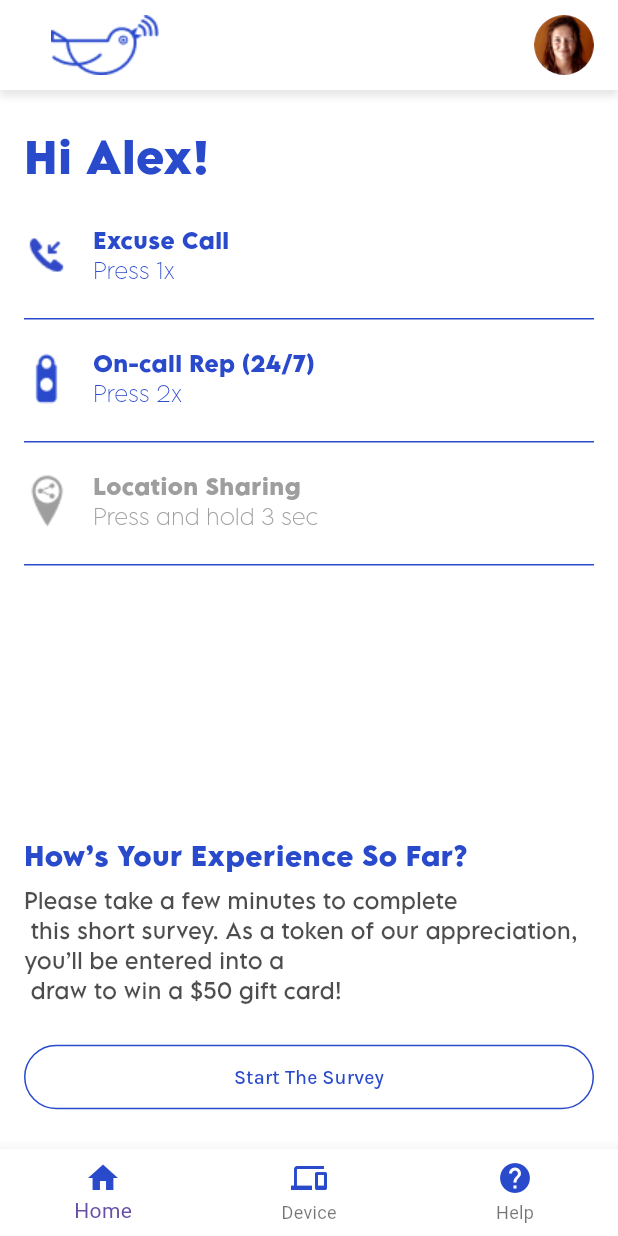
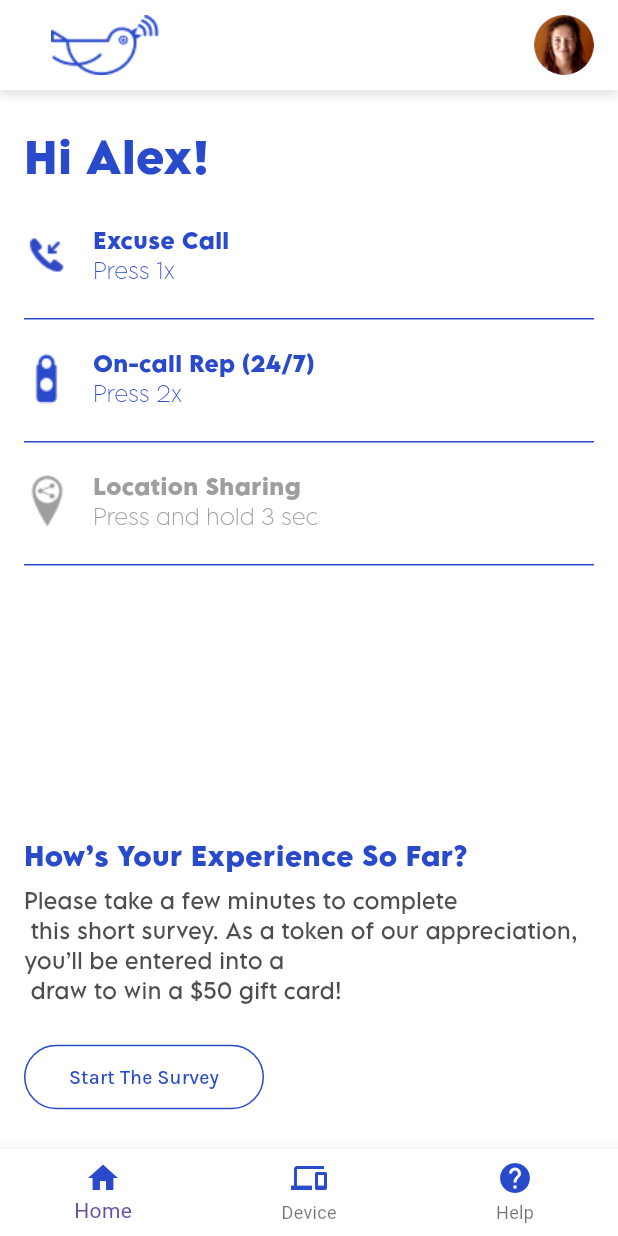
Before and after one commit to Gaitan19/flutterClass, a Flutter app: the HomeView screen opened directly, on a phone screen of 412 x 824 dp. Run offline on Flutter 3.47's test engine with Material 3 defaults, Android fonts, the phone set to English and light mode, and no system bars; our stand-ins replace dio, flutter_otp_text_field, flutter_rating_bar, flutter_slidable, google_maps_flutter, percent_indicator and 2 more; missing offline and left inert: custom_map_markers, widget_mask; accounts and stored records are empty.

Commit message:
Refactor Start The Survey button to use SizedBox for better layout control

```diff
--- a/flutterProyects/survey/lib/view/home/home_view.dart
+++ b/flutterProyects/survey/lib/view/home/home_view.dart
@@ -70,7 +70,9 @@ class HomeView extends StatelessWidget {
               ),
             ),
             const SizedBox(height: 24),
-            OutlineButton(
+            SizedBox(
+              width: 160,
+              child: OutlineButton(
                 text: "Start The Survey",
                 hasBackground: false,
                 onPressed: () {},
@@ -80,6 +82,7 @@ class HomeView extends StatelessWidget {
                   fontSize: 13,
                   fontWeight: FontWeight.w500,
                   fontFamily: 'Karla',
+                ),
               ),
             ),
             const SizedBox(height: 24),
```
Lines whose indentation alone changed are shown as unchanged.
